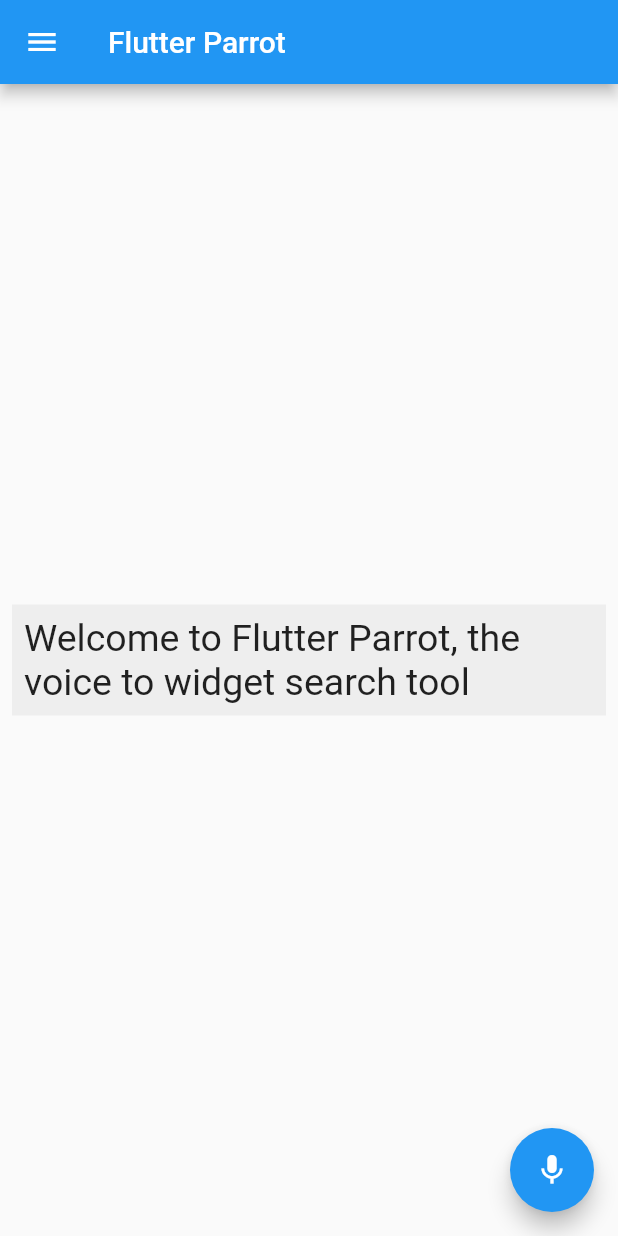
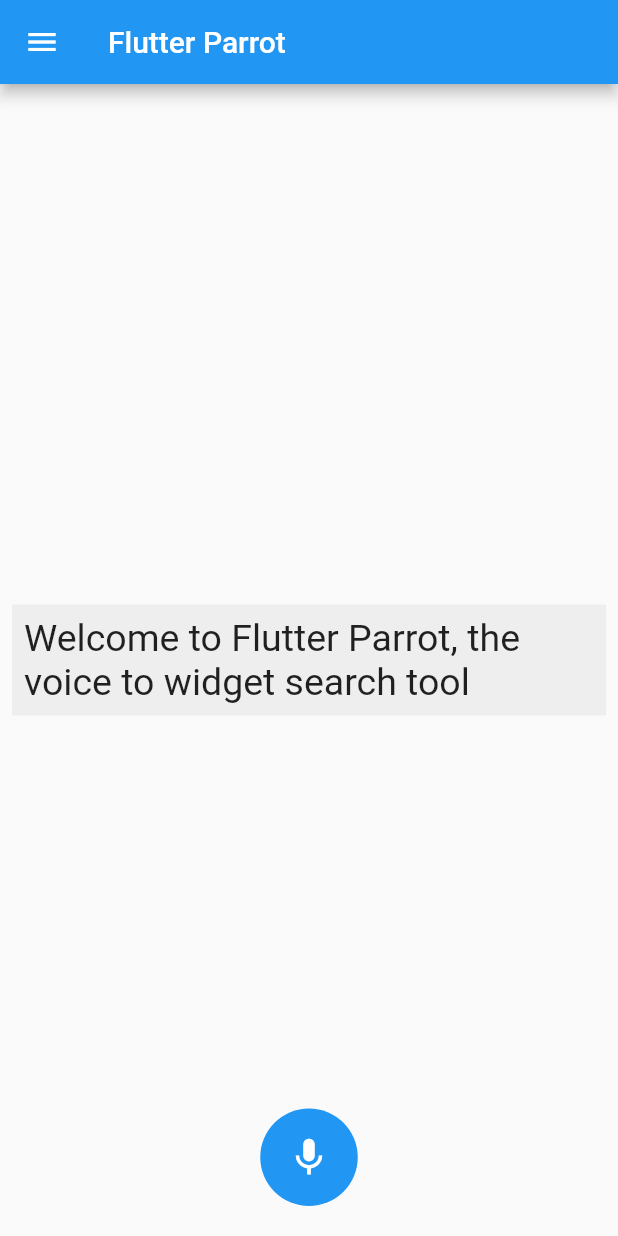
Before and after one commit to JarrodLodge/flutter_parrot, a Flutter app: the screen it shows after launch, on a phone screen of 412 x 824 dp. Run offline on Flutter 3.47's test engine with Material 2 defaults, Android fonts, the phone set to English and light mode, and no system bars; missing offline and left inert: speech_recognition.

Commit message:
added voice to text

```diff
--- a/lib/main.dart
+++ b/lib/main.dart
@@ -1,6 +1,7 @@
 import 'package:flutter/material.dart';
 import 'package:flutter_parrot/models/widget_info.dart';
 import 'package:flutter_parrot/pages/results.dart';
+import 'package:speech_recognition/speech_recognition.dart';
 
 void main() => runApp(MyApp());
 
@@ -41,6 +42,62 @@ class _MyHomePageState extends State<MyHomePage> {
       code: ''
     ),
   ];
+  final SpeechRecognition _speech = SpeechRecognition();
+  bool _speechRecognitionAvailable = false;
+  String _currentLocale;
+  String transcription;
+  bool _isListening = false;
+  @override
+  void initState() {
+    super.initState();
+    // The flutter app not only call methods on the host platform,
+    // it also needs to receive method calls from host.
+    _speech.setAvailabilityHandler((bool result)
+      => setState(() => _speechRecognitionAvailable = result));
+
+    // handle device current locale detection
+    _speech.setCurrentLocaleHandler((String locale) =>
+    setState(() => _currentLocale = locale));
+
+    _speech.setRecognitionStartedHandler(() => setState(() => _isListening = true));
+    _speech.setRecognitionResultHandler((String text) => setState(() => transcription = text));
+    _speech.setRecognitionCompleteHandler(() => setState(() => _isListening = false));
+
+    _speech
+    .activate()
+    .then((res) => setState(() => _speechRecognitionAvailable = res));
+  }
+
+  Widget _voiceButton() {
+    final double boxWidth = 65;
+    return Positioned(
+      bottom: 20.0,
+      left: MediaQuery.of(context).size.width/2 - boxWidth/2,
+      child: GestureDetector(
+        onLongPress: () {
+          _speech.listen(locale:_currentLocale).then((result)=> print('result : $result'));
+        },
+        onLongPressUp: () {
+          _speech.stop();
+        },
+        child: Container(
+          width: boxWidth,
+          height: boxWidth,
+          decoration: BoxDecoration(
+            color: _isListening ? Colors.redAccent : Theme.of(context).accentColor,
+            shape: BoxShape.circle
+          ),
+          child: Center(
+            child: Icon(
+              Icons.mic,
+              color: Colors.white,
+              size: 30.0,
+            )
+          )
+        ),
+      ),
+    );
+  }
 
   @override
   Widget build(BuildContext context) {
@@ -48,7 +105,10 @@ class _MyHomePageState extends State<MyHomePage> {
       appBar: AppBar(
         title: Text('Flutter Parrot'),
       ),
-      body: Center(
+      body: Stack(
+        alignment: AlignmentDirectional.center,
+        children: <Widget>[
+          Center(
             child: Column(
               mainAxisAlignment: MainAxisAlignment.center,
               children: <Widget>[
@@ -63,9 +123,12 @@ class _MyHomePageState extends State<MyHomePage> {
                           style: TextStyle(fontSize: 25),
                         ),
                       )),
-            )
+                ),
               ],
             ),
+          ),
+          _voiceButton()
+        ],
       ),
       drawer: Drawer(
         child: ListView(
@@ -92,16 +155,6 @@ class _MyHomePageState extends State<MyHomePage> {
           ],
         ),
       ),
-      floatingActionButton: FloatingActionButton(
-        onPressed: () {
-          // Navigator.push(
-          //   context,
-          //   MaterialPageRoute(builder: (context) => ResultsPage()),
-          // );
-        },
-        tooltip: 'Increment',
-        child: Icon(Icons.mic),
-      ), // This trailing comma makes auto-formatting nicer for build methods.
     );
   }
 }
--- a/pubspec.yaml
+++ b/pubspec.yaml
@@ -24,6 +24,7 @@ dependencies:
   # Use with the CupertinoIcons class for iOS style icons.
   cupertino_icons: ^0.1.2
   http: 0.12.0+2
+  speech_recognition: "^0.3.0"
 
 dev_dependencies:
   flutter_test:
```
Also changed, not shown: pubspec.lock, 13 other files. Lines whose indentation alone changed are shown as unchanged.
